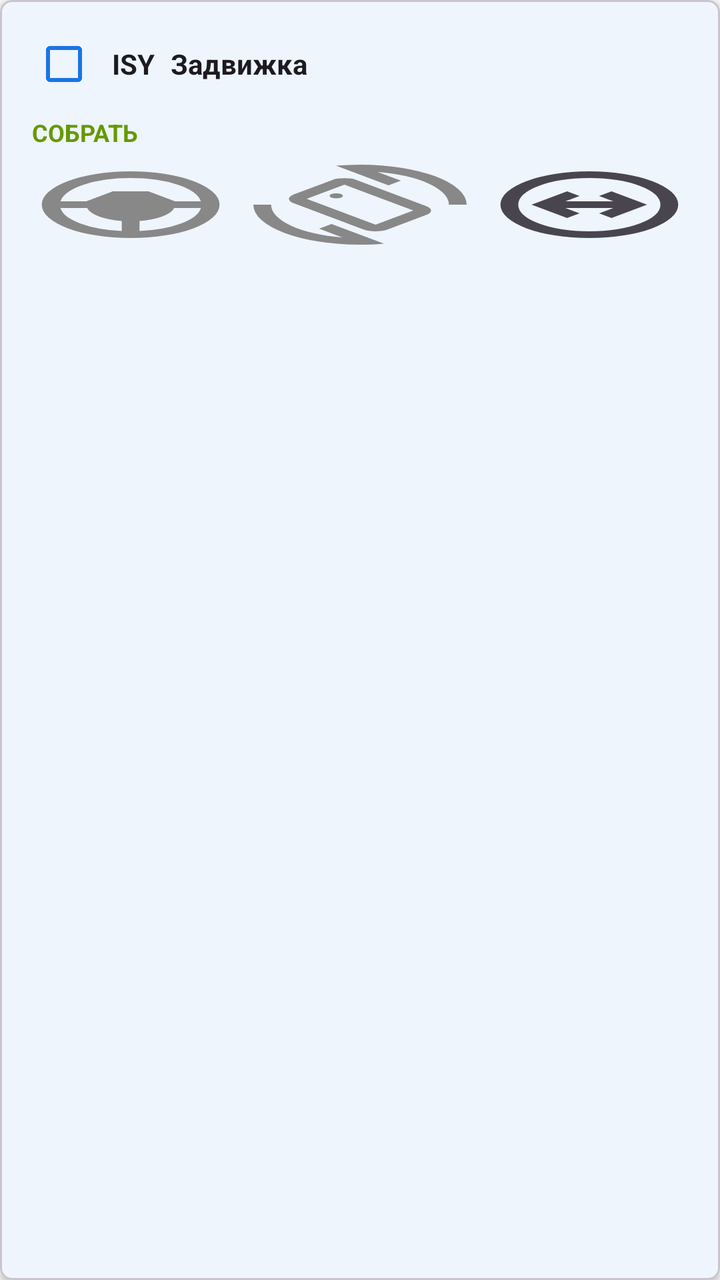
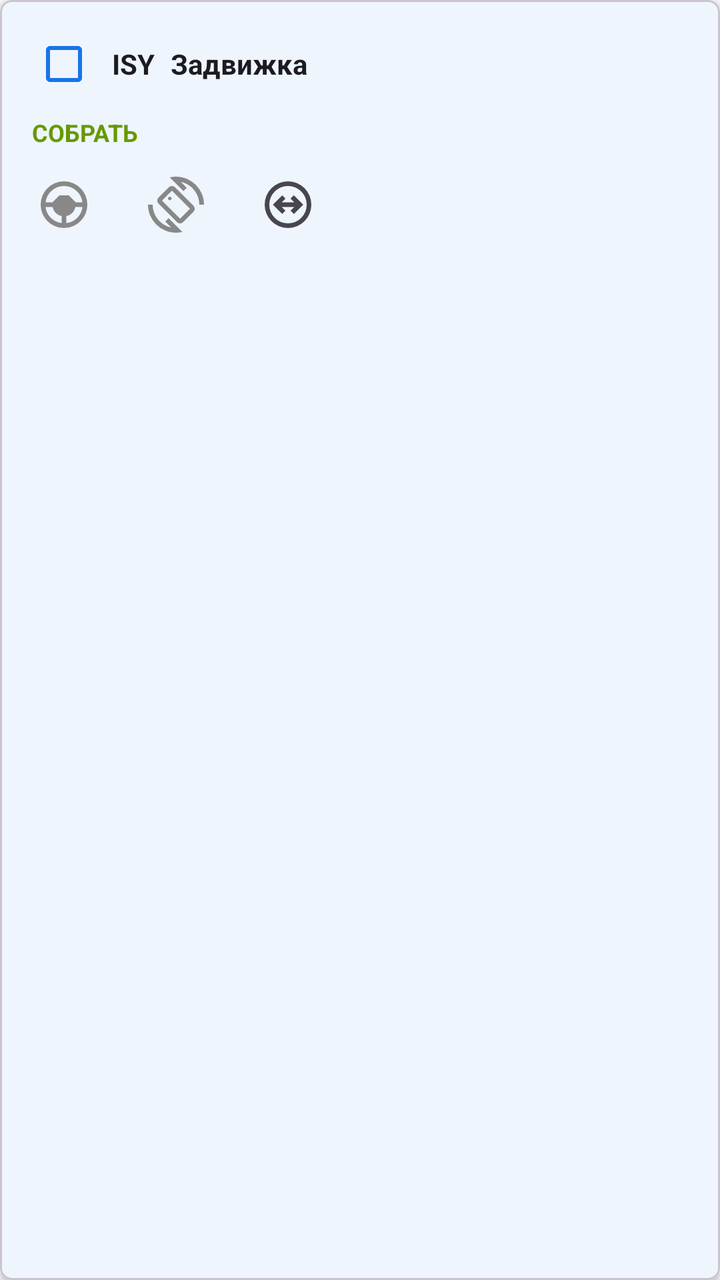

Two renders of the same Android screen: before a commit and after it. Below are the layout's source before the change and the commit's diff.
<!-- AndroidManifest.xml: application theme Theme.FocusApp -->
<!-- res/layout/item_valve_item.xml -->
<?xml version="1.0" encoding="utf-8"?>
<com.google.android.material.card.MaterialCardView xmlns:android="http://schemas.android.com/apk/res/android"
    xmlns:app="http://schemas.android.com/apk/res-auto"
    android:layout_width="match_parent"
    android:layout_height="wrap_content"
    android:layout_marginBottom="4dp"
    app:cardElevation="2dp"
    app:cardCornerRadius="6dp">

    <LinearLayout
        android:layout_width="match_parent"
        android:layout_height="wrap_content"
        android:orientation="vertical"
        android:padding="8dp">

        
        
        
        <LinearLayout
            android:layout_width="match_parent"
            android:layout_height="wrap_content"
            android:orientation="horizontal"
            android:gravity="center_vertical">

            <CheckBox
                android:id="@+id/cbChecked"
                android:layout_width="48dp"
                android:layout_height="48dp"
                android:buttonTint="?attr/colorPrimary"
                android:padding="8dp" />

            <TextView
                android:id="@+id/tvIsy"
                android:layout_width="wrap_content"
                android:layout_height="wrap_content"
                android:text="ISY"
                android:textSize="14sp"
                android:textStyle="bold"
                android:textColor="?android:attr/textColorPrimary"
                android:layout_marginEnd="8dp" />

            <TextView
                android:id="@+id/tvName"
                android:layout_width="0dp"
                android:layout_height="wrap_content"
                android:layout_weight="1"
                android:text="Задвижка"
                android:textSize="14sp"
                android:textStyle="bold"
                android:textColor="?android:attr/textColorPrimary"
                android:maxLines="2"
                android:ellipsize="end" />
        </LinearLayout>

        
        
        

        
        <LinearLayout
            android:layout_width="match_parent"
            android:layout_height="wrap_content"
            android:orientation="horizontal"
            android:layout_marginTop="2dp"
            android:layout_marginStart="8dp">  

            <TextView
                android:id="@+id/tvAssembleStatus"
                android:layout_width="wrap_content"
                android:layout_height="wrap_content"
                android:text="СОБРАТЬ"
                android:textSize="12sp"
                android:textStyle="bold"
                android:textColor="@android:color/holo_green_dark"
                android:maxLines="1" />

            <TextView
                android:id="@+id/tvCheckedAt"
                android:layout_width="wrap_content"
                android:layout_height="wrap_content"
                android:text="14:30"
                android:textSize="12sp"
                android:textStyle="bold"
                android:textColor="@android:color/holo_green_dark"
                android:layout_marginStart="8dp"
                android:visibility="gone" />

        </LinearLayout>

        
        <TextView
            android:id="@+id/tvMotorStatus"
            android:layout_width="wrap_content"
            android:layout_height="wrap_content"
            android:layout_marginStart="8dp"
            android:layout_marginTop="2dp"
            android:text="подключен эл.двигатель"
            android:textSize="12sp"
            android:textStyle="bold"
            android:textColor="@android:color/holo_red_dark"
            android:maxLines="1"
            android:visibility="gone" />

        
        <TextView
            android:id="@+id/tvBoxStatus"
            android:layout_width="wrap_content"
            android:layout_height="wrap_content"
            android:layout_marginStart="8dp"
            android:layout_marginTop="2dp"
            android:text="установлена ККВ"
            android:textSize="12sp"
            android:textStyle="bold"
            android:textColor="@android:color/holo_orange_dark"
            android:maxLines="1"
            android:visibility="gone" />

        
        
        
        <LinearLayout
            android:layout_width="match_parent"
            android:layout_height="wrap_content"
            android:orientation="horizontal"
            android:layout_marginTop="4dp"
            android:layout_marginStart="0dp">

            
            <ImageButton
                android:id="@+id/btnMotor"
                android:layout_width="0dp"
                android:layout_height="48dp"
                android:layout_weight="1"
                android:src="@drawable/ic_motor"
                android:background="?attr/selectableItemBackgroundBorderless"
                android:contentDescription="Отключить двигатель"
                android:scaleType="fitXY"
                android:padding="4dp"
                app:tint="#888888" />

            
            <ImageButton
                android:id="@+id/btnBox"
                android:layout_width="0dp"
                android:layout_height="48dp"
                android:layout_weight="1"
                android:src="@drawable/ic_box"
                android:background="?attr/selectableItemBackgroundBorderless"
                android:contentDescription="Снять ККВ"
                android:scaleType="fitXY"
                android:padding="4dp"
                app:tint="#888888" />

            
            <ImageButton
                android:id="@+id/btnMove"
                android:layout_width="0dp"
                android:layout_height="48dp"
                android:layout_weight="1"
                android:src="@drawable/ic_move_left"
                android:background="?attr/selectableItemBackgroundBorderless"
                android:contentDescription="Переместить"
                android:scaleType="fitXY"
                android:padding="4dp"
                app:tint="?android:attr/textColorSecondary" />

        </LinearLayout>

    </LinearLayout>

</com.google.android.material.card.MaterialCardView>
<!-- resources referenced by this layout -->
<resources>
  <!-- drawable ic_motor (drawable) -->
  <vector xmlns:android="http://schemas.android.com/apk/res/android"
      android:width="24dp"
      android:height="24dp"
      android:viewportWidth="960"
      android:viewportHeight="960">
    <path
        android:pathData="M324,848.5Q251,817 197,763t-85.5,-127Q80,563 80,480t31.5,-156Q143,251 197,197t127,-85.5Q397,80 480,80t156,31.5Q709,143 763,197t85.5,127Q880,397 880,480t-31.5,156Q817,709 763,763t-127,85.5Q563,880 480,880t-156,-31.5ZM440,796v-120q-60,-12 -102,-54t-54,-102L164,520q12,109 89.5,185T440,796ZM520,796q109,-12 186.5,-89.5T796,520L676,520q-12,60 -54,102t-102,54v120ZM164,440h116l120,-120h160l120,120h116q-15,-121 -105,-200.5T480,160q-121,0 -211,79.5T164,440Z"
        android:fillColor="#e3e3e3"/>
  </vector>
  <!-- drawable ic_move_left (drawable) -->
  <vector xmlns:android="http://schemas.android.com/apk/res/android"
      android:width="24dp"
      android:height="24dp"
      android:viewportWidth="960"
      android:viewportHeight="960">
    <group
        android:pivotX="480"
        android:pivotY="480"
        android:rotation="90">
      <path
          android:pathData="m480,740 l160,-160 -56,-56 -64,64v-216l64,64 56,-56 -160,-160 -160,160 56,56 64,-64v216l-64,-64 -56,56 160,160ZM324,848.5Q251,817 197,763t-85.5,-127Q80,563 80,480t31.5,-156Q143,251 197,197t127,-85.5Q397,80 480,80t156,31.5Q709,143 763,197t85.5,127Q880,397 880,480t-31.5,156Q817,709 763,763t-127,85.5Q563,880 480,880t-156,-31.5ZM480,800q133,0 226.5,-93.5T800,480q0,-133 -93.5,-226.5T480,160q-133,0 -226.5,93.5T160,480q0,133 93.5,226.5T480,800ZM480,480Z"
          android:fillColor="#e3e3e3"/>
    </group>
  </vector>
  <style name="Theme.FocusApp" parent="Theme.Material3.DayNight.NoActionBar">
          
          <item name="colorPrimary">@color/primary</item>
          <item name="colorPrimaryContainer">@color/primary_container</item>
          <item name="colorSecondary">@color/secondary</item>
          <item name="colorTertiary">@color/tertiary</item>
  
          
          <item name="colorOnPrimary">@color/on_primary</item>
          <item name="colorOnSurface">@color/on_surface</item>
          <item name="colorOnSurfaceVariant">@color/on_surface_secondary</item>
  
          
          <item name="colorSurface">@color/surface</item>
          <item name="colorSurfaceVariant">@color/surface_variant</item>
          <item name="android:colorBackground">@color/background</item>
  
          
          <item name="android:statusBarColor">@color/status_bar</item>
  
          
          <item name="android:navigationBarColor">@color/surface</item>
      </style>
  <color name="primary">#1A73E8</color>
  <color name="primary_container">#D2E3FC</color>
  <color name="secondary">#03DAC6</color>
  <color name="tertiary">#FF6B6B</color>
  <color name="on_primary">#FFFFFF</color>
  <color name="on_surface">#202124</color>
  <color name="on_surface_secondary">#5F6368</color>
  <color name="surface">#FFFFFF</color>
  <color name="surface_variant">#F5F5F5</color>
  <color name="background">#F8F9FA</color>
  <color name="status_bar">#FFFFFF</color>
  <!-- unchanged entries left out for length: 1 -->
</resources>

<!-- the commit's change to res/layout/item_valve_item.xml (unified diff, before → after) -->
@@ -120,48 +120,44 @@
         
         <LinearLayout
             android:layout_width="match_parent"
-            android:layout_height="wrap_content"
+            android:layout_height="48dp"
             android:orientation="horizontal"
             android:layout_marginTop="4dp"
-            android:layout_marginStart="0dp">
+            android:gravity="center_vertical">
 
-            
             <ImageButton
                 android:id="@+id/btnMotor"
-                android:layout_width="0dp"
+                android:layout_width="48dp"
                 android:layout_height="48dp"
-                android:layout_weight="1"
+                android:layout_marginEnd="8dp"
                 android:src="@drawable/ic_motor"
                 android:background="?attr/selectableItemBackgroundBorderless"
                 android:contentDescription="Отключить двигатель"
-                android:scaleType="fitXY"
-                android:padding="4dp"
+                android:scaleType="fitCenter"
+                android:padding="10dp"
                 app:tint="#888888" />
 
-            
             <ImageButton
                 android:id="@+id/btnBox"
-                android:layout_width="0dp"
+                android:layout_width="48dp"
                 android:layout_height="48dp"
-                android:layout_weight="1"
+                android:layout_marginEnd="8dp"
                 android:src="@drawable/ic_box"
                 android:background="?attr/selectableItemBackgroundBorderless"
                 android:contentDescription="Снять ККВ"
-                android:scaleType="fitXY"
-                android:padding="4dp"
+                android:scaleType="fitCenter"
+                android:padding="10dp"
                 app:tint="#888888" />
 
-            
             <ImageButton
                 android:id="@+id/btnMove"
-                android:layout_width="0dp"
+                android:layout_width="48dp"
                 android:layout_height="48dp"
-                android:layout_weight="1"
                 android:src="@drawable/ic_move_left"
                 android:background="?attr/selectableItemBackgroundBorderless"
                 android:contentDescription="Переместить"
-                android:scaleType="fitXY"
-                android:padding="4dp"
+                android:scaleType="fitCenter"
+                android:padding="10dp"
                 app:tint="?android:attr/textColorSecondary" />
 
         </LinearLayout>
